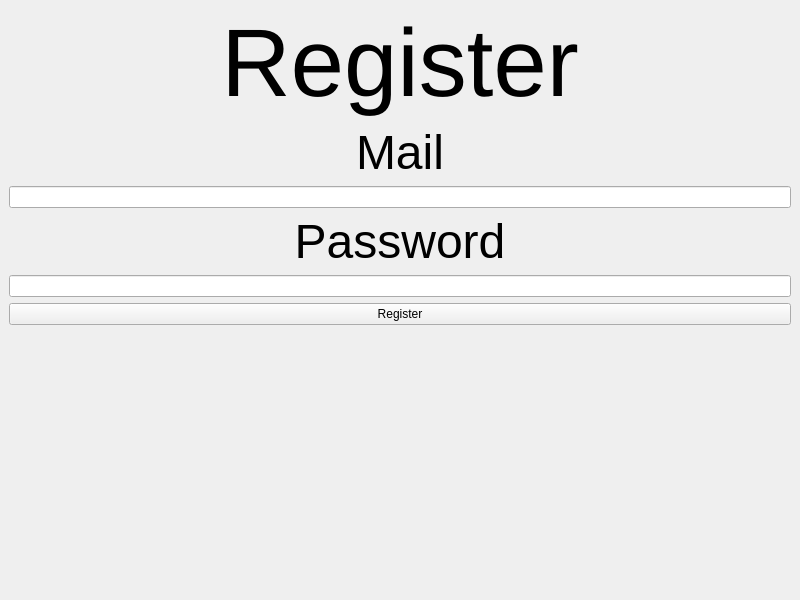
First picture: the form in EGUI/lab1/mainwindow.ui, repository kuchyx/WUT_Computer_Science, before the edit.
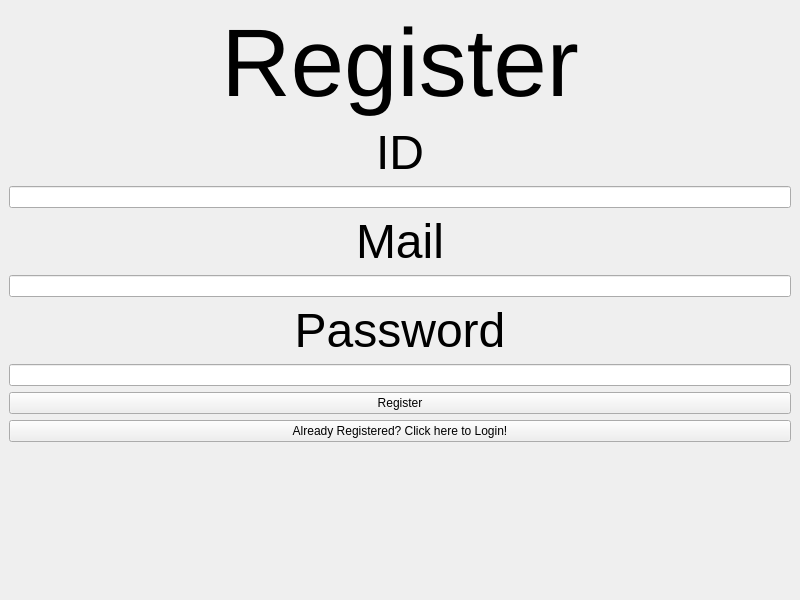
Second picture: the form after the edit.

Commit message: feat: add login

Diff of the .ui file:
```diff
--- a/EGUI/lab1/mainwindow.ui
+++ b/EGUI/lab1/mainwindow.ui
@@ -22,34 +22,28 @@
       </property>
      </widget>
     </item>
-    <item row="1" column="0" colspan="2">
-     <widget class="QLabel" name="label_2">
-      <property name="text">
-       <string>&lt;html&gt;&lt;head/&gt;&lt;body&gt;&lt;p align=&quot;center&quot;&gt;&lt;span style=&quot; font-size:36pt;&quot;&gt;Mail&lt;/span&gt;&lt;/p&gt;&lt;/body&gt;&lt;/html&gt;</string>
-      </property>
-     </widget>
-    </item>
     <item row="3" column="0" colspan="2">
+     <widget class="QLineEdit" name="inputId">
+      <property name="toolTip">
+       <string>&lt;html&gt;&lt;head/&gt;&lt;body&gt;&lt;p align=&quot;center&quot;&gt;&lt;span style=&quot; font-size:48pt;&quot;&gt;Input ID&lt;/span&gt;&lt;/p&gt;&lt;/body&gt;&lt;/html&gt;</string>
+      </property>
+     </widget>
+    </item>
+    <item row="5" column="0" colspan="2">
+     <widget class="QLineEdit" name="inputMail">
+      <property name="toolTip">
+       <string>&lt;html&gt;&lt;head/&gt;&lt;body&gt;&lt;p align=&quot;center&quot;&gt;&lt;span style=&quot; font-size:48pt;&quot;&gt;Input Mail&lt;/span&gt;&lt;/p&gt;&lt;/body&gt;&lt;/html&gt;</string>
+      </property>
+     </widget>
+    </item>
+    <item row="6" column="0" colspan="2">
      <widget class="QLabel" name="label_3">
       <property name="text">
        <string>&lt;html&gt;&lt;head/&gt;&lt;body&gt;&lt;p align=&quot;center&quot;&gt;&lt;span style=&quot; font-size:36pt;&quot;&gt;Password&lt;/span&gt;&lt;/p&gt;&lt;/body&gt;&lt;/html&gt;</string>
       </property>
      </widget>
     </item>
-    <item row="5" column="0" colspan="2">
-     <widget class="QPushButton" name="pushButton">
-      <property name="toolTip">
-       <string>&lt;html&gt;&lt;head/&gt;&lt;body&gt;&lt;p&gt;&lt;span style=&quot; font-size:72pt;&quot;&gt;Register&lt;/span&gt;&lt;/p&gt;&lt;p&gt;&lt;br/&gt;&lt;/p&gt;&lt;/body&gt;&lt;/html&gt;</string>
-      </property>
-      <property name="text">
-       <string>Register</string>
-      </property>
-     </widget>
-    </item>
-    <item row="2" column="0" colspan="2">
-     <widget class="QLineEdit" name="inputMail"/>
-    </item>
-    <item row="4" column="0" colspan="2">
+    <item row="7" column="0" colspan="2">
      <widget class="QLineEdit" name="inputPassword">
       <property name="toolTip">
        <string>Dupa
@@ -60,6 +54,40 @@
       </property>
       <property name="text">
        <string/>
+      </property>
+      <property name="echoMode">
+       <enum>QLineEdit::Password</enum>
+      </property>
+     </widget>
+    </item>
+    <item row="8" column="0" colspan="2">
+     <widget class="QPushButton" name="pushButton">
+      <property name="toolTip">
+       <string>&lt;html&gt;&lt;head/&gt;&lt;body&gt;&lt;p&gt;&lt;span style=&quot; font-size:72pt;&quot;&gt;Register&lt;/span&gt;&lt;/p&gt;&lt;p&gt;&lt;br/&gt;&lt;/p&gt;&lt;/body&gt;&lt;/html&gt;</string>
+      </property>
+      <property name="text">
+       <string>Register</string>
+      </property>
+     </widget>
+    </item>
+    <item row="4" column="0" colspan="2">
+     <widget class="QLabel" name="label_2">
+      <property name="text">
+       <string>&lt;html&gt;&lt;head/&gt;&lt;body&gt;&lt;p align=&quot;center&quot;&gt;&lt;span style=&quot; font-size:36pt;&quot;&gt;Mail&lt;/span&gt;&lt;/p&gt;&lt;/body&gt;&lt;/html&gt;</string>
+      </property>
+     </widget>
+    </item>
+    <item row="2" column="0" colspan="2">
+     <widget class="QLabel" name="label_4">
+      <property name="text">
+       <string>&lt;html&gt;&lt;head/&gt;&lt;body&gt;&lt;p align=&quot;center&quot;&gt;&lt;span style=&quot; font-size:36pt;&quot;&gt;ID&lt;/span&gt;&lt;/p&gt;&lt;/body&gt;&lt;/html&gt;</string>
+      </property>
+     </widget>
+    </item>
+    <item row="9" column="0" colspan="2">
+     <widget class="QPushButton" name="loginButton">
+      <property name="text">
+       <string>Already Registered? Click here to Login!</string>
       </property>
      </widget>
     </item>
```
Left out of the diff: 3 changed lines with no effect on the pictures. The commit also changes 962 other files.
